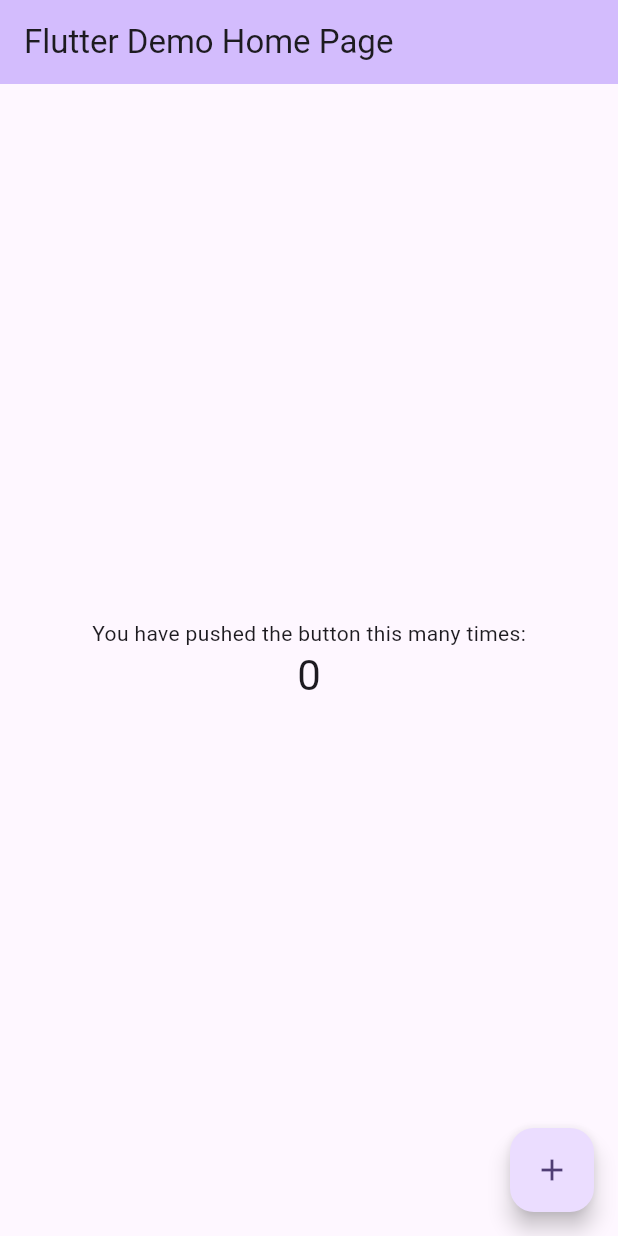
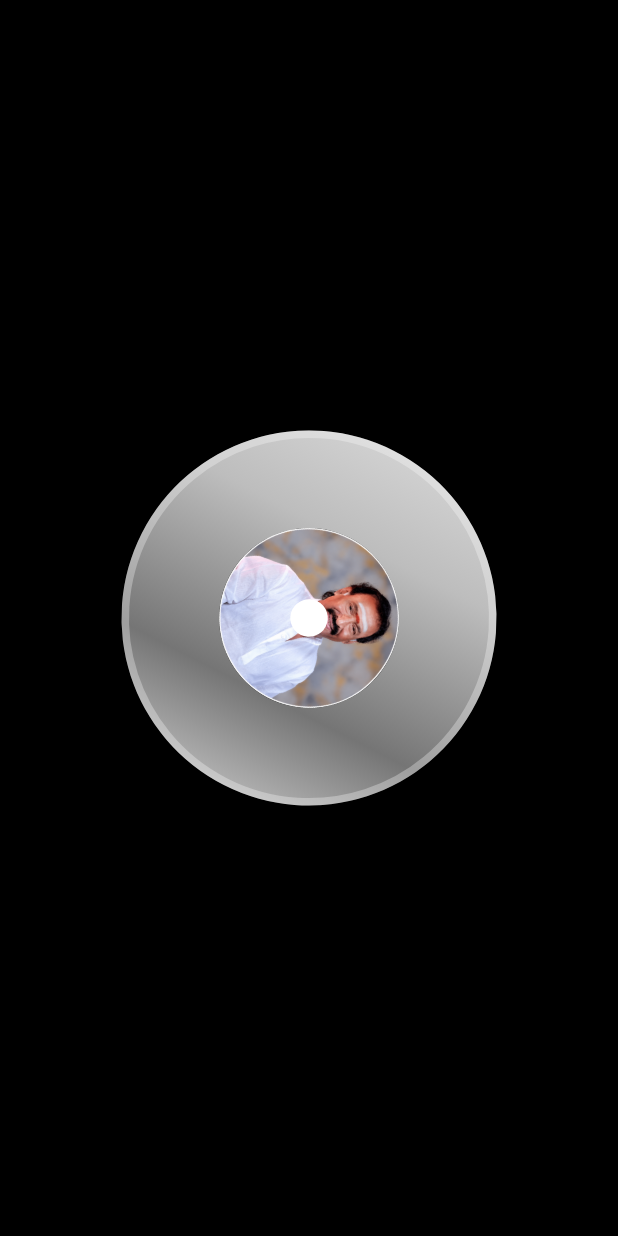
Before and after one commit to naveenp6655/MUSIC_APP1, a Flutter app: the first screen one second after launch, on a phone screen of 412 x 824 dp. Run offline on Flutter 3.47's test engine with Material 3 defaults, Android fonts, the phone set to English and light mode, and no system bars.

Commit message:
Updated music app with new screens and assets

```diff
--- a/music_app/lib/main.dart
+++ b/music_app/lib/main.dart
@@ -1,122 +1,19 @@
 import 'package:flutter/material.dart';
+import 'screens/splash/splash_screen.dart';
 
 void main() {
-  runApp(const MyApp());
+  runApp(const MusicApp());
 }
 
-class MyApp extends StatelessWidget {
-  const MyApp({super.key});
+class MusicApp extends StatelessWidget {
+  const MusicApp({super.key});
 
-  // This widget is the root of your application.
   @override
   Widget build(BuildContext context) {
     return MaterialApp(
-      title: 'Flutter Demo',
-      theme: ThemeData(
-        // This is the theme of your application.
-        //
-        // TRY THIS: Try running your application with "flutter run". You'll see
-        // the application has a purple toolbar. Then, without quitting the app,
-        // try changing the seedColor in the colorScheme below to Colors.green
-        // and then invoke "hot reload" (save your changes or press the "hot
-        // reload" button in a Flutter-supported IDE, or press "r" if you used
-        // the command line to start the app).
-        //
-        // Notice that the counter didn't reset back to zero; the application
-        // state is not lost during the reload. To reset the state, use hot
-        // restart instead.
-        //
-        // This works for code too, not just values: Most code changes can be
-        // tested with just a hot reload.
-        colorScheme: .fromSeed(seedColor: Colors.deepPurple),
-      ),
-      home: const MyHomePage(title: 'Flutter Demo Home Page'),
+      debugShowCheckedModeBanner: false,
+      title: 'Music App',
+      home: const SplashScreen(),
     );
   }
 }
-
-class MyHomePage extends StatefulWidget {
-  const MyHomePage({super.key, required this.title});
-
-  // This widget is the home page of your application. It is stateful, meaning
-  // that it has a State object (defined below) that contains fields that affect
-  // how it looks.
-
-  // This class is the configuration for the state. It holds the values (in this
-  // case the title) provided by the parent (in this case the App widget) and
-  // used by the build method of the State. Fields in a Widget subclass are
-  // always marked "final".
-
-  final String title;
-
-  @override
-  State<MyHomePage> createState() => _MyHomePageState();
-}
-
-class _MyHomePageState extends State<MyHomePage> {
-  int _counter = 0;
-
-  void _incrementCounter() {
-    setState(() {
-      // This call to setState tells the Flutter framework that something has
-      // changed in this State, which causes it to rerun the build method below
-      // so that the display can reflect the updated values. If we changed
-      // _counter without calling setState(), then the build method would not be
-      // called again, and so nothing would appear to happen.
-      _counter++;
-    });
-  }
-
-  @override
-  Widget build(BuildContext context) {
-    // This method is rerun every time setState is called, for instance as done
-    // by the _incrementCounter method above.
-    //
-    // The Flutter framework has been optimized to make rerunning build methods
-    // fast, so that you can just rebuild anything that needs updating rather
-    // than having to individually change instances of widgets.
-    return Scaffold(
-      appBar: AppBar(
-        // TRY THIS: Try changing the color here to a specific color (to
-        // Colors.amber, perhaps?) and trigger a hot reload to see the AppBar
-        // change color while the other colors stay the same.
-        backgroundColor: Theme.of(context).colorScheme.inversePrimary,
-        // Here we take the value from the MyHomePage object that was created by
-        // the App.build method, and use it to set our appbar title.
-        title: Text(widget.title),
-      ),
-      body: Center(
-        // Center is a layout widget. It takes a single child and positions it
-        // in the middle of the parent.
-        child: Column(
-          // Column is also a layout widget. It takes a list of children and
-          // arranges them vertically. By default, it sizes itself to fit its
-          // children horizontally, and tries to be as tall as its parent.
-          //
-          // Column has various properties to control how it sizes itself and
-          // how it positions its children. Here we use mainAxisAlignment to
-          // center the children vertically; the main axis here is the vertical
-          // axis because Columns are vertical (the cross axis would be
-          // horizontal).
-          //
-          // TRY THIS: Invoke "debug painting" (choose the "Toggle Debug Paint"
-          // action in the IDE, or press "p" in the console), to see the
-          // wireframe for each widget.
-          mainAxisAlignment: .center,
-          children: [
-            const Text('You have pushed the button this many times:'),
-            Text(
-              '$_counter',
-              style: Theme.of(context).textTheme.headlineMedium,
-            ),
-          ],
-        ),
-      ),
-      floatingActionButton: FloatingActionButton(
-        onPressed: _incrementCounter,
-        tooltip: 'Increment',
-        child: const Icon(Icons.add),
-      ),
-    );
-  }
-}
--- /dev/null
+++ b/music_app/lib/screens/home/home_screen.dart
@@ -0,0 +1,23 @@
+import 'package:flutter/material.dart';
+
+class HomeScreen extends StatelessWidget {
+  const HomeScreen({super.key});
+
+  @override
+  Widget build(BuildContext context) {
+    return Scaffold(
+      appBar: AppBar(
+        title: const Text("Home"),
+      ),
+      body: const Center(
+        child: Text(
+          "Welcome to Music App 🎵",
+          style: TextStyle(
+            fontSize: 24,
+            fontWeight: FontWeight.bold,
+          ),
+        ),
+      ),
+    );
+  }
+}
--- /dev/null
+++ b/music_app/lib/screens/splash/splash_screen.dart
@@ -0,0 +1,99 @@
+import 'dart:async';
+import 'package:flutter/material.dart';
+import '../home/home_screen.dart';
+
+class SplashScreen extends StatefulWidget {
+  const SplashScreen({super.key});
+
+  @override
+  State<SplashScreen> createState() => _SplashScreenState();
+}
+
+class _SplashScreenState extends State<SplashScreen>
+    with SingleTickerProviderStateMixin {
+  late AnimationController _controller;
+
+  @override
+  void initState() {
+    super.initState();
+
+    _controller = AnimationController(
+      vsync: this,
+      duration: const Duration(seconds: 4),
+    )..repeat();
+
+    Timer(const Duration(seconds: 3), () {
+      Navigator.pushReplacement(
+        context,
+        MaterialPageRoute(
+          builder: (context) => const HomeScreen(),
+        ),
+      );
+    });
+  }
+
+  @override
+  void dispose() {
+    _controller.dispose();
+    super.dispose();
+  }
+
+  @override
+  Widget build(BuildContext context) {
+    return Scaffold(
+      backgroundColor: Colors.black,
+      body: Center(
+        child: RotationTransition(
+          turns: _controller,
+          child: Stack(
+            alignment: Alignment.center,
+            children: [
+              // CD Disc
+              Container(
+                width: 250,
+                height: 250,
+                decoration: BoxDecoration(
+                  shape: BoxShape.circle,
+                  gradient: const LinearGradient(
+                    begin: Alignment.topLeft,
+                    end: Alignment.bottomRight,
+                    colors: [
+                      Color(0xFFE0E0E0),
+                      Color(0xFFBDBDBD),
+                      Color(0xFF757575),
+                      Color(0xFFE0E0E0),
+                    ],
+                  ),
+                  border: Border.all(
+                    color: Colors.white30,
+                    width: 5,
+                  ),
+                ),
+              ),
+
+              // Your Image
+              ClipOval(
+                child: Image.asset(
+                  "assets/image/deva.png",
+                  width: 120,
+                  height: 120,
+                  fit: BoxFit.cover,
+                ),
+              ),
+
+              // Center Hole
+              Container(
+                width: 25,
+                height: 25,
+                decoration: const BoxDecoration(
+                  color: Colors.white,
+                  shape: BoxShape.circle,
+                ),
+              ),
+            ],
+          ),
+        ),
+      ),
+    );
+  }
+}
--- a/music_app/pubspec.yaml
+++ b/music_app/pubspec.yaml
@@ -57,6 +57,9 @@ flutter:
   # the material Icons class.
   uses-material-design: true
 
+  assets:
+    - assets/image/deva.png
+
   # To add assets to your application, add an assets section, like this:
   # assets:
   #   - images/a_dot_burr.jpeg
```
Also changed, not shown: music_app/assets/image/deva.png (added).
